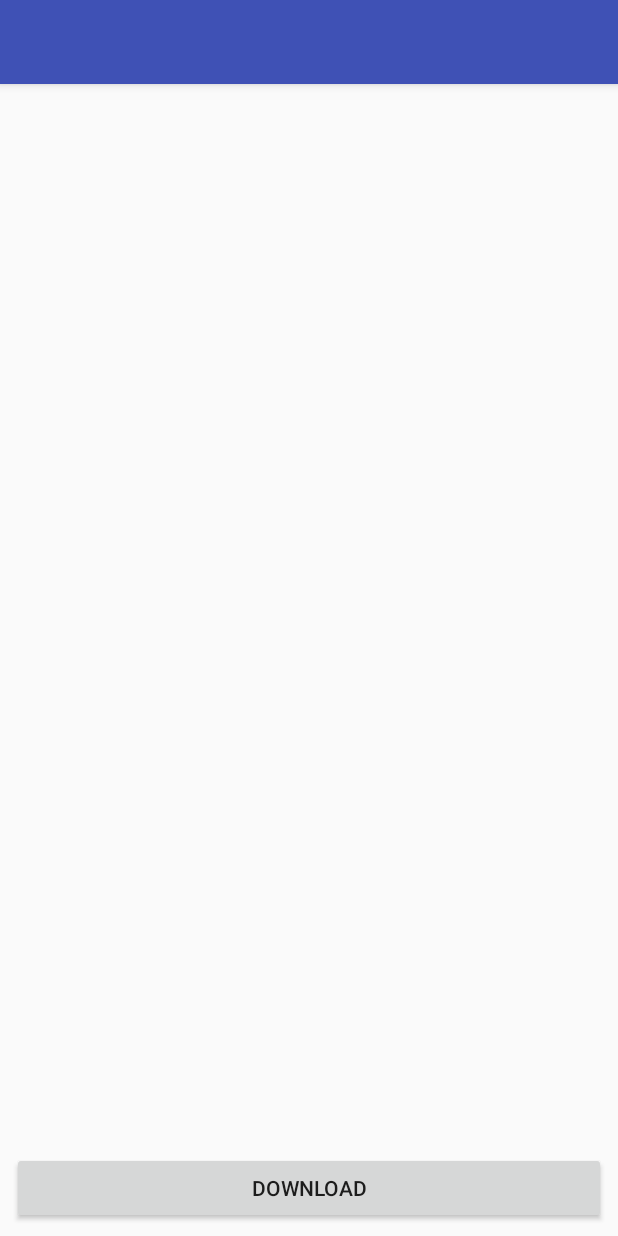
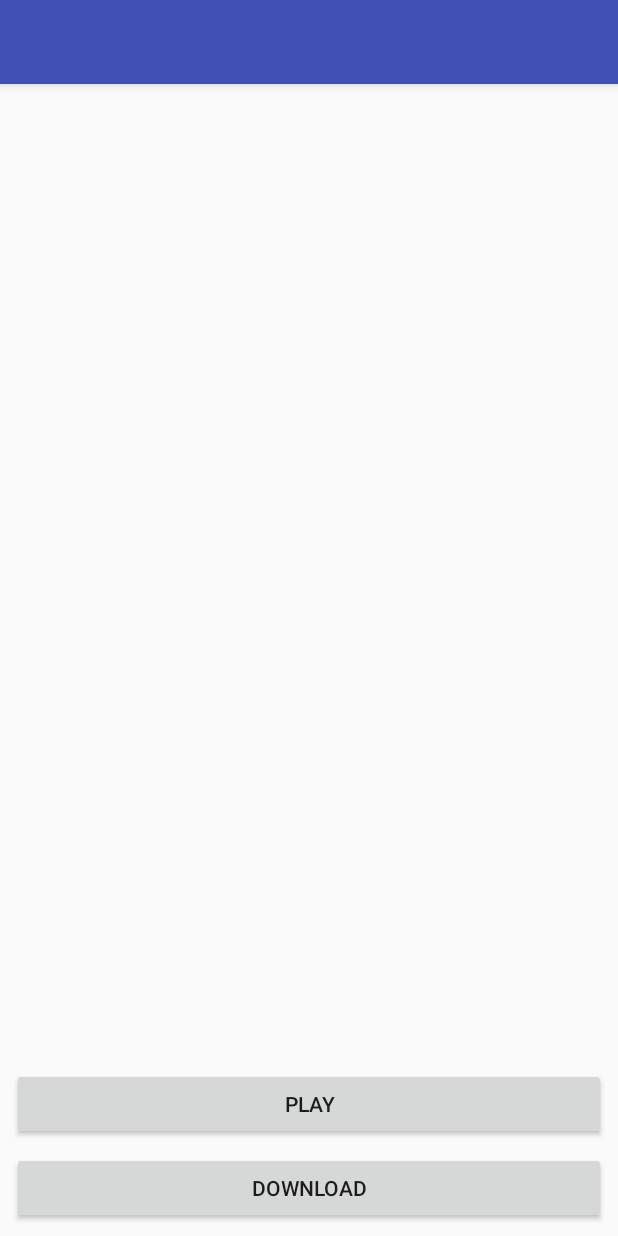
Before and after one commit to keinix/music-machine, an Android app: the screen it shows after launch (MainActivity), on a phone screen of 412 x 824 dp. Run offline under Robolectric (Android 15) with nearby library versions, the phone set to English and light mode, and no system bars; our stand-ins replace ButterKnife.

Commit message:
added log statements and play/pause button

```diff
--- a/app/src/main/AndroidManifest.xml
+++ b/app/src/main/AndroidManifest.xml
@@ -19,6 +19,7 @@
 
         <service android:name=".DownloadService" />
         <service android:name=".DownloadIntentService" />
+        <service android:name=".PlayerService"/>
     </application>
 
 </manifest>
--- a/app/src/main/java/io/keinix/musicmachine/MainActivity.java
+++ b/app/src/main/java/io/keinix/musicmachine/MainActivity.java
@@ -17,6 +17,7 @@ public class MainActivity extends AppCompatActivity {
     private static final String TAG = MainActivity.class.getSimpleName();
     public static final String KEY_SONG = "SONG";
     @BindView(R.id.downloadButton) Button mDownloadButton;
+    @BindView(R.id.playPauseButton) Button mPlayPauseButton;
 
     @Override
     protected void onCreate(Bundle savedInstanceState) {
@@ -43,5 +44,12 @@ public class MainActivity extends AppCompatActivity {
          }
      });
 
+     mPlayPauseButton.setOnClickListener(new View.OnClickListener() {
+         @Override
+         public void onClick(View v) {
+
+         }
+     });
+
     }
 }
--- a/app/src/main/res/layout/activity_main.xml
+++ b/app/src/main/res/layout/activity_main.xml
@@ -19,4 +19,16 @@
         app:layout_constraintBottom_toBottomOf="parent"
         app:layout_constraintEnd_toEndOf="parent"
         app:layout_constraintStart_toStartOf="parent"/>
+
+    <Button
+        android:id="@+id/playPauseButton"
+        android:layout_width="match_parent"
+        android:layout_height="wrap_content"
+        android:layout_marginBottom="8dp"
+        android:layout_marginEnd="8dp"
+        android:layout_marginStart="8dp"
+        android:text="Play"
+        app:layout_constraintBottom_toTopOf="@id/downloadButton"
+        app:layout_constraintEnd_toEndOf="parent"
+        app:layout_constraintStart_toStartOf="parent"/>
 </android.support.constraint.ConstraintLayout>
```
Also changed, not shown: app/src/main/java/io/keinix/musicmachine/PlayerService.java (added, +51 -0 lines), 1 other file.
